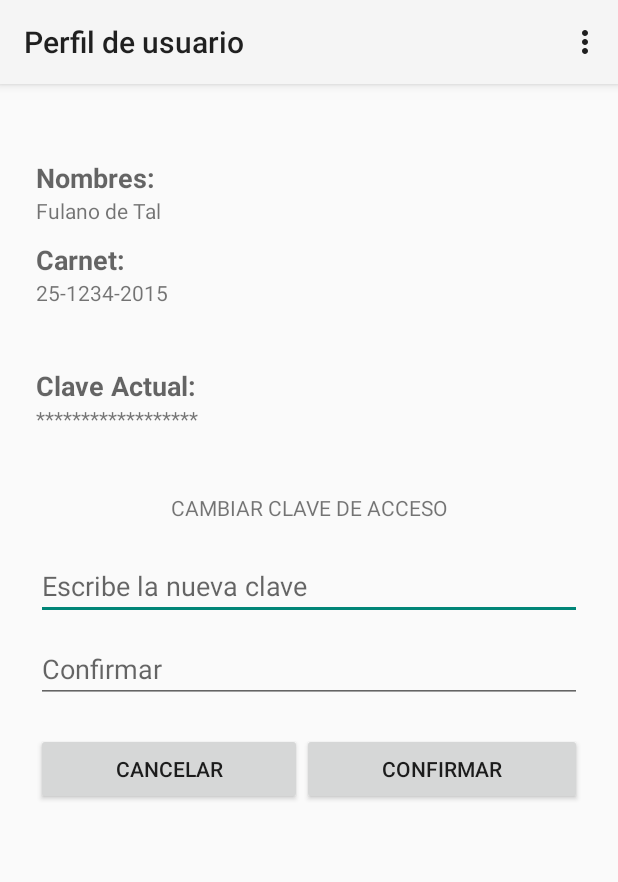
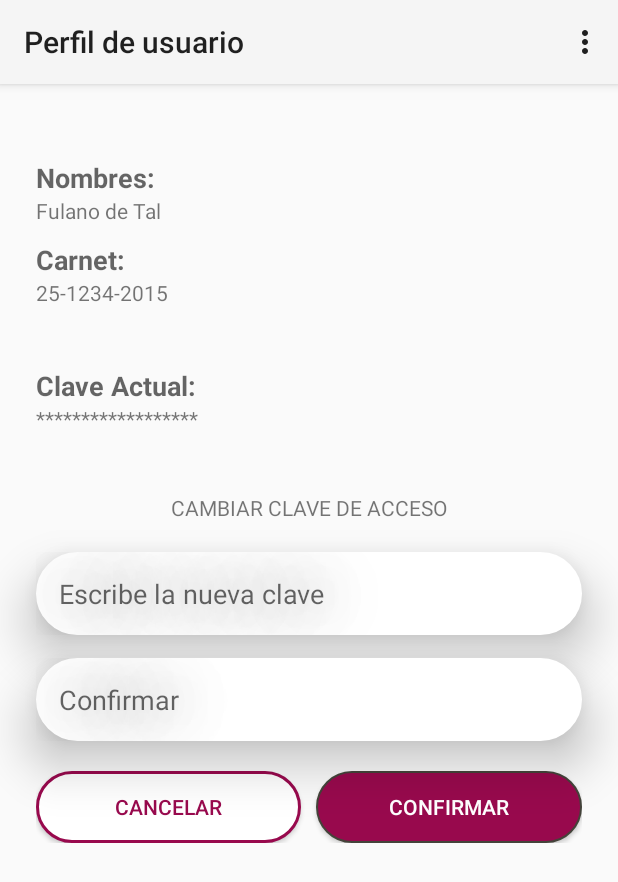
Before and after one commit to DesKevinMendez/control-estacionamiento-utec-android, an Android app: the PerfilUsuario screen opened directly, with no data from a screen before it, on a phone screen of 412 x 824 dp. Shown: the top 882 px of the screen. Run offline under Robolectric (Android 15) with nearby library versions, the phone set to English and light mode, and no system bars.

Commit message:
Disinio mejorado de botones y EditText

```diff
--- a/app/src/main/java/com/example/control_estacionamiento_utec_electiva_i/docentes/PantallaInicio.java
+++ b/app/src/main/java/com/example/control_estacionamiento_utec_electiva_i/docentes/PantallaInicio.java
@@ -71,8 +71,6 @@ public class PantallaInicio extends AppCompatActivity {
                 Intent i = new Intent(getApplicationContext(), Estacionamiento.class);
                 i.putExtra("estado", "no disponible");
                 startActivity(i);
-
-                finish();
             }
         });
 
--- /dev/null
+++ b/app/src/main/res/drawable/oval.xml
@@ -0,0 +1,8 @@
+<?xml version="1.0" encoding="utf-8"?>
+<shape xmlns:android="http://schemas.android.com/apk/res/android">
+    <corners android:radius="50dp"/>
+    <stroke
+        android:width="1dp"
+        android:color="#44433A"/>
+    <solid android:color="#98094D"/>
+</shape>
--- /dev/null
+++ b/app/src/main/res/drawable/oval_edt.xml
@@ -0,0 +1,8 @@
+<?xml version="1.0" encoding="utf-8"?>
+<shape xmlns:android="http://schemas.android.com/apk/res/android">
+    <corners android:radius="50dp" />
+    <stroke
+        android:width="2dp"
+        android:color="#FFFFFF"/>
+    <solid android:color="#FFFFFF"/>
+</shape>
--- /dev/null
+++ b/app/src/main/res/drawable/oval_white.xml
@@ -0,0 +1,8 @@
+<?xml version="1.0" encoding="utf-8"?>
+<shape xmlns:android="http://schemas.android.com/apk/res/android">
+    <corners android:radius="50dp" />
+    <stroke
+        android:width="2dp"
+        android:color="#98094D"/>
+    <solid android:color="#FFFFFF"/>
+</shape>
--- a/app/src/main/res/layout/activity_estacionamiento.xml
+++ b/app/src/main/res/layout/activity_estacionamiento.xml
@@ -196,7 +196,9 @@
         android:layout_marginTop="91dp"
         android:layout_marginEnd="20dp"
         android:layout_marginBottom="90dp"
+        android:background="@drawable/oval"
         android:text="Regresar"
+        android:textColor="#ffffff"
         app:layout_constraintBottom_toBottomOf="parent"
         app:layout_constraintEnd_toEndOf="parent"
         app:layout_constraintStart_toStartOf="parent"
--- a/app/src/main/res/layout/activity_pantalla_inicio.xml
+++ b/app/src/main/res/layout/activity_pantalla_inicio.xml
@@ -151,14 +151,15 @@
         android:id="@+id/btnStation"
         android:layout_width="0dp"
         android:layout_height="wrap_content"
+        android:layout_marginStart="24dp"
         android:layout_marginTop="30dp"
-        android:layout_marginStart="24dp"
         android:layout_marginEnd="24dp"
 
+        android:background="@drawable/oval"
+        android:textColor="#FFFFFF"
         android:text="@string/btn_station"
         app:layout_constraintEnd_toEndOf="parent"
         app:layout_constraintStart_toStartOf="parent"
-        app:layout_constraintTop_toBottomOf="@+id/tvState"
-        />
+        app:layout_constraintTop_toBottomOf="@+id/tvState" />
 
 </androidx.constraintlayout.widget.ConstraintLayout>
--- a/app/src/main/res/layout/activity_perfil_usuario.xml
+++ b/app/src/main/res/layout/activity_perfil_usuario.xml
@@ -110,9 +110,18 @@
         android:layout_marginStart="24dp"
         android:layout_marginTop="20dp"
         android:layout_marginEnd="24dp"
+        android:background="@drawable/oval_edt"
+
+        android:elevation="20dp"
         android:ems="10"
         android:hint="@string/pass_new"
         android:inputType="textPassword"
+        android:padding="15dp"
+        android:shadowColor="#000000"
+        android:shadowDx="1.5"
+
+        android:shadowDy="-1.5"
+        android:shadowRadius="50"
         app:layout_constraintEnd_toEndOf="parent"
         app:layout_constraintStart_toStartOf="parent"
         app:layout_constraintTop_toBottomOf="@+id/textView3" />
@@ -122,11 +131,20 @@
         android:layout_width="0dp"
         android:layout_height="wrap_content"
         android:layout_marginStart="24dp"
-        android:layout_marginTop="10dp"
+        android:layout_marginTop="15dp"
         android:layout_marginEnd="24dp"
+
+        android:background="@drawable/oval_edt"
+        android:elevation="20dp"
         android:ems="10"
+        android:hint="@string/confirm"
         android:inputType="textPassword"
-        android:hint="@string/confirm"
+
+        android:padding="15dp"
+        android:shadowColor="#000000"
+        android:shadowDx="1.5"
+        android:shadowDy="-1.5"
+        android:shadowRadius="50"
         app:layout_constraintEnd_toEndOf="parent"
         app:layout_constraintStart_toStartOf="parent"
         app:layout_constraintTop_toBottomOf="@+id/edClave" />
@@ -148,13 +166,21 @@
             android:layout_width="wrap_content"
             android:layout_height="wrap_content"
             android:layout_weight="1"
-            android:text="@string/btn_cancelar" />
+            android:background="@drawable/oval_white"
+            android:text="@string/btn_cancelar"
+            android:textColor="#98094D" />
+
+        <Space
+            android:layout_width="10dp"
+            android:layout_height="wrap_content" />
 
         <Button
             android:id="@+id/btnConfirmarPerfil"
             android:layout_width="wrap_content"
             android:layout_height="wrap_content"
             android:layout_weight="1"
+            android:textColor="#FFFFFF"
+            android:background="@drawable/oval"
             android:text="@string/btn_confirm" />
     </LinearLayout>
 
```
